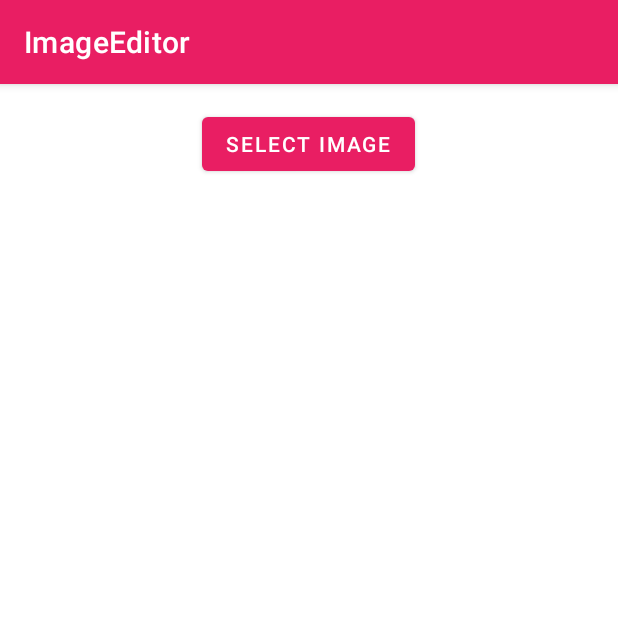
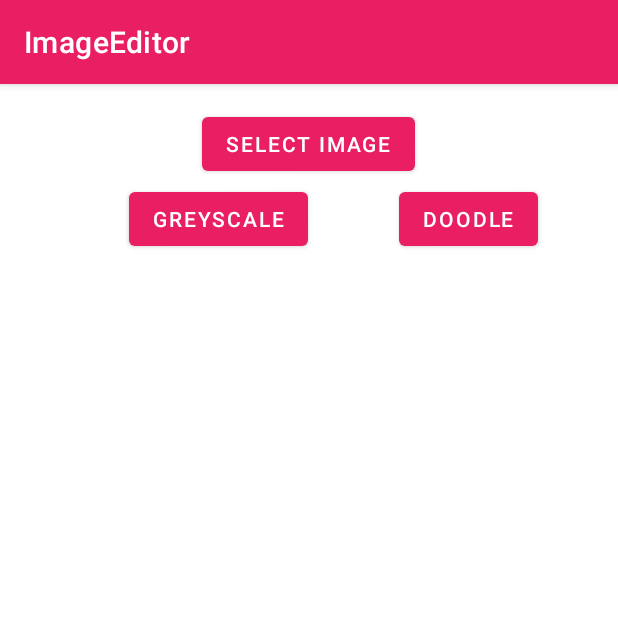
Before and after one commit to jaiakash/ImageEditor, an Android app: the screen it shows after launch (MainActivity), on a phone screen of 412 x 824 dp, the top half of it. Run offline under Robolectric (Android 15) with nearby library versions, the phone set to English and light mode, and no system bars; libraries missing offline, so code that uses them is left out: com.dsphotoeditor.sdk.

```diff
--- a/app/src/main/AndroidManifest.xml
+++ b/app/src/main/AndroidManifest.xml
@@ -6,7 +6,6 @@
     <uses-permission android:name="android.permission.CAMERA" />
     <uses-permission android:name="android.permission.READ_EXTERNAL_STORAGE" />
     <uses-permission android:name="android.permission.WRITE_EXTERNAL_STORAGE" />
-    <uses-permission android:name="android.permission.CAMERA" />
     <uses-feature android:name="android.hardware.camera.autofocus" />
 
     <application
--- a/app/src/main/res/layout/activity_main.xml
+++ b/app/src/main/res/layout/activity_main.xml
@@ -1,6 +1,5 @@
 <?xml version="1.0" encoding="utf-8"?>
-<LinearLayout xmlns:android="http://schemas.android.com/apk/res/android"
-    xmlns:app="http://schemas.android.com/apk/res-auto"
+<RelativeLayout xmlns:android="http://schemas.android.com/apk/res/android"
     xmlns:tools="http://schemas.android.com/tools"
     android:layout_width="match_parent"
     android:layout_height="match_parent"
@@ -13,13 +12,34 @@
         android:layout_width="wrap_content"
         android:layout_height="wrap_content"
         android:id="@+id/bt_pick"
+        android:layout_centerHorizontal="true"
         android:text="Select image"/>
 
+
+    <Button
+        android:id="@+id/bt_greyscale"
+        android:layout_width="wrap_content"
+        android:layout_height="wrap_content"
+        android:layout_marginTop="50dp"
+        android:layout_marginStart="70dp"
+        android:onClick="toGrayScale"
+        android:text="Greyscale" />
+
+    <Button
+        android:id="@+id/bt_doodle"
+        android:layout_width="wrap_content"
+        android:layout_height="wrap_content"
+        android:layout_marginTop="50dp"
+        android:layout_marginStart="250dp"
+        android:text="Doodle" />
+
     <ImageView
+        android:id="@+id/image_view"
         android:layout_width="match_parent"
         android:layout_height="match_parent"
-        android:id="@+id/image_view"
-        android:layout_marginTop="8dp"
-        android:adjustViewBounds="true"/>
+        android:layout_alignParentBottom="true"
+        android:layout_marginTop="100dp"
+        android:layout_marginBottom="8dp"
+        android:adjustViewBounds="true" />
 
-</LinearLayout>
+</RelativeLayout>
```
Also changed, not shown: app/src/main/java/com/amostrone/akash/imageeditor/MainActivity.java (+22 -16 lines).
